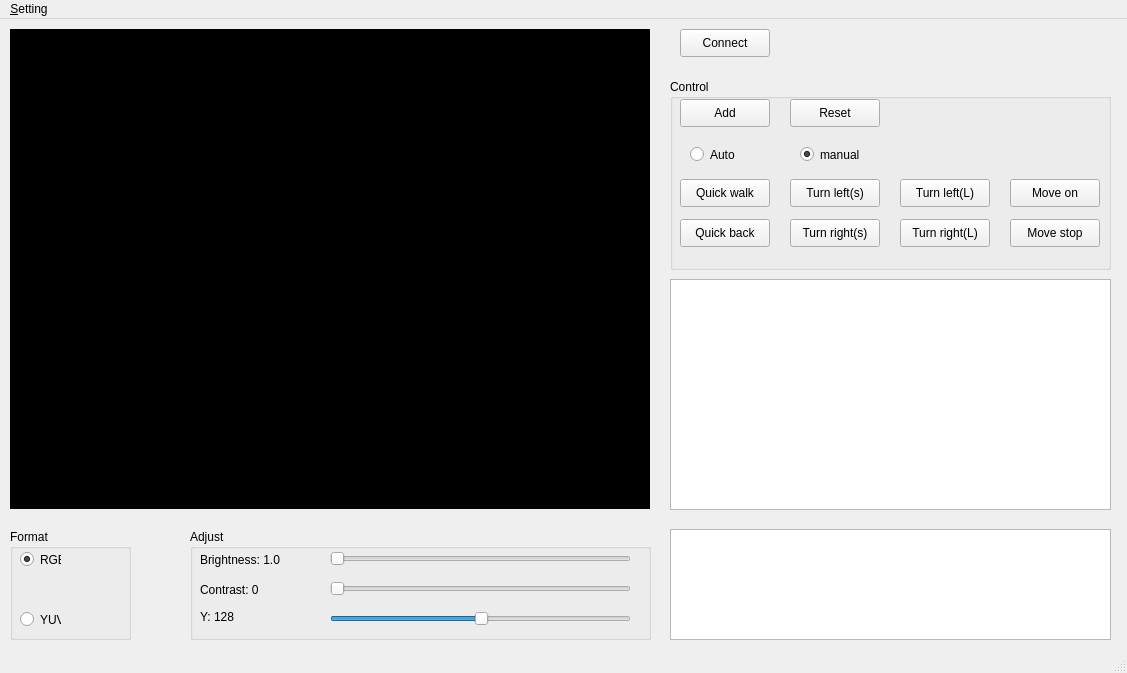
Qt form QT-ColorSegmentation/VideoArea.ui (LejuRobotics/Aelos-Vision-Demo) before a commit.
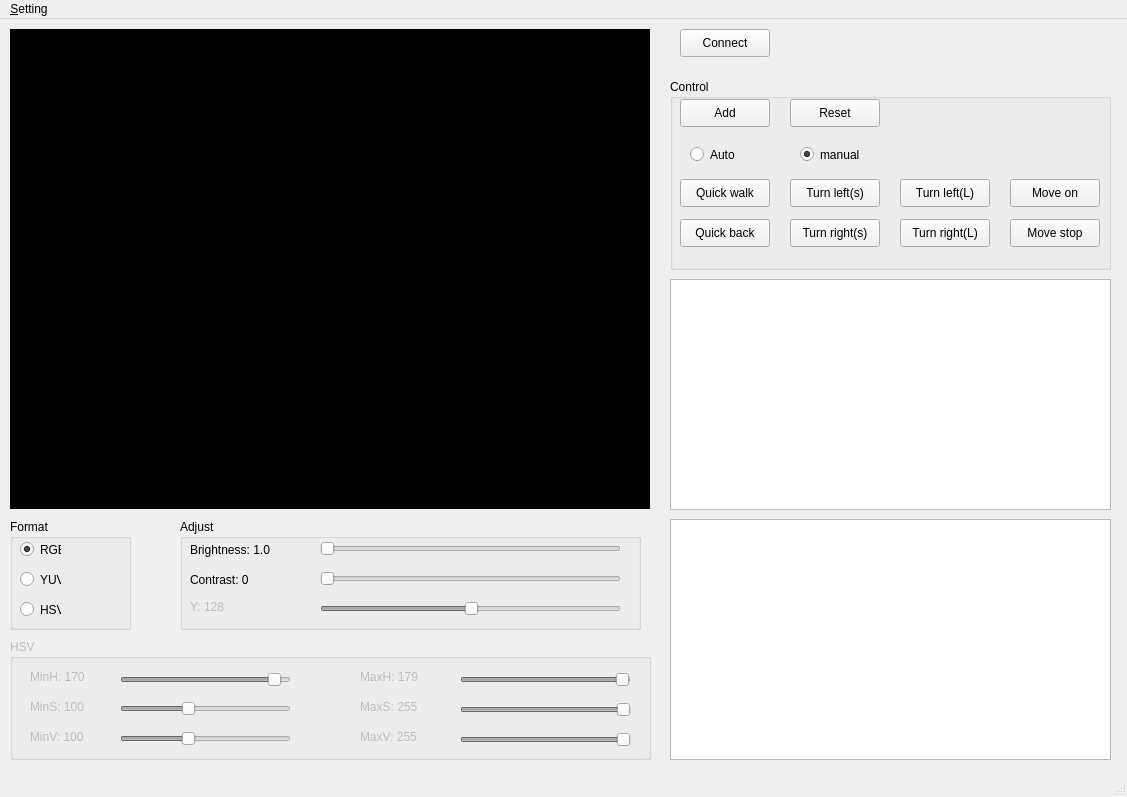
The same form after that commit. Custom widgets are drawn as their Qt base class.

What changed in the file:
```diff
--- a/QT-ColorSegmentation/VideoArea.ui
+++ b/QT-ColorSegmentation/VideoArea.ui
@@ -7,13 +7,13 @@
     <x>0</x>
     <y>0</y>
     <width>1127</width>
-    <height>673</height>
+    <height>797</height>
    </rect>
   </property>
   <property name="minimumSize">
    <size>
     <width>1127</width>
-    <height>673</height>
+    <height>768</height>
    </size>
   </property>
   <property name="windowTitle">
@@ -57,8 +57,8 @@
    <widget class="QGroupBox" name="groupBox_2">
     <property name="geometry">
      <rect>
-      <x>190</x>
-      <y>510</y>
+      <x>180</x>
+      <y>500</y>
       <width>461</width>
       <height>111</height>
      </rect>
@@ -102,6 +102,9 @@
      </property>
     </widget>
     <widget class="QSlider" name="colorY_slider">
+     <property name="enabled">
+      <bool>false</bool>
+     </property>
      <property name="geometry">
       <rect>
        <x>140</x>
@@ -121,6 +124,9 @@
      </property>
     </widget>
     <widget class="QLabel" name="colorY_label">
+     <property name="enabled">
+      <bool>false</bool>
+     </property>
      <property name="geometry">
       <rect>
        <x>10</x>
@@ -164,7 +170,7 @@
     <property name="geometry">
      <rect>
       <x>10</x>
-      <y>510</y>
+      <y>500</y>
       <width>121</width>
       <height>111</height>
      </rect>
@@ -192,7 +198,7 @@
      <property name="geometry">
       <rect>
        <x>10</x>
-       <y>80</y>
+       <y>50</y>
        <width>41</width>
        <height>21</height>
       </rect>
@@ -201,6 +207,19 @@
       <string>YUV</string>
      </property>
     </widget>
+    <widget class="QRadioButton" name="hsv_radio">
+     <property name="geometry">
+      <rect>
+       <x>10</x>
+       <y>80</y>
+       <width>41</width>
+       <height>21</height>
+      </rect>
+     </property>
+     <property name="text">
+      <string>HSV</string>
+     </property>
+    </widget>
    </widget>
    <widget class="QPushButton" name="connect_btn">
     <property name="geometry">
@@ -397,9 +416,9 @@
     <property name="geometry">
      <rect>
       <x>670</x>
-      <y>510</y>
+      <y>500</y>
       <width>441</width>
-      <height>111</height>
+      <height>241</height>
      </rect>
     </property>
    </widget>
@@ -413,6 +432,214 @@
      </rect>
     </property>
    </widget>
+   <widget class="QGroupBox" name="hsvGroupBox">
+    <property name="enabled">
+     <bool>false</bool>
+    </property>
+    <property name="geometry">
+     <rect>
+      <x>10</x>
+      <y>620</y>
+      <width>641</width>
+      <height>121</height>
+     </rect>
+    </property>
+    <property name="title">
+     <string>HSV</string>
+    </property>
+    <widget class="QLabel" name="colorMinH_label">
+     <property name="geometry">
+      <rect>
+       <x>20</x>
+       <y>30</y>
+       <width>61</width>
+       <height>16</height>
+      </rect>
+     </property>
+     <property name="text">
+      <string>MinH: 170</string>
+     </property>
+    </widget>
+    <widget class="QSlider" name="colorMinH_slider">
+     <property name="geometry">
+      <rect>
+       <x>110</x>
+       <y>30</y>
+       <width>171</width>
+       <height>21</height>
+      </rect>
+     </property>
+     <property name="maximum">
+      <number>180</number>
+     </property>
+     <property name="value">
+      <number>170</number>
+     </property>
+     <property name="orientation">
+      <enum>Qt::Horizontal</enum>
+     </property>
+    </widget>
+    <widget class="QLabel" name="colorMinS_label">
+     <property name="geometry">
+      <rect>
+       <x>20</x>
+       <y>60</y>
+       <width>61</width>
+       <height>16</height>
+      </rect>
+     </property>
+     <property name="text">
+      <string>MinS: 100</string>
+     </property>
+    </widget>
+    <widget class="QSlider" name="colorMinS_slider">
+     <property name="geometry">
+      <rect>
+       <x>110</x>
+       <y>60</y>
+       <width>171</width>
+       <height>19</height>
+      </rect>
+     </property>
+     <property name="maximum">
+      <number>255</number>
+     </property>
+     <property name="value">
+      <number>100</number>
+     </property>
+     <property name="orientation">
+      <enum>Qt::Horizontal</enum>
+     </property>
+    </widget>
+    <widget class="QSlider" name="colorMinV_slider">
+     <property name="geometry">
+      <rect>
+       <x>110</x>
+       <y>90</y>
+       <width>171</width>
+       <height>19</height>
+      </rect>
+     </property>
+     <property name="maximum">
+      <number>255</number>
+     </property>
+     <property name="value">
+      <number>100</number>
+     </property>
+     <property name="orientation">
+      <enum>Qt::Horizontal</enum>
+     </property>
+    </widget>
+    <widget class="QLabel" name="colorMinV_label">
+     <property name="geometry">
+      <rect>
+       <x>20</x>
+       <y>90</y>
+       <width>61</width>
+       <height>16</height>
+      </rect>
+     </property>
+     <property name="text">
+      <string>MinV: 100</string>
+     </property>
+    </widget>
+    <widget class="QLabel" name="colorMaxH_label">
+     <property name="geometry">
+      <rect>
+       <x>350</x>
+       <y>30</y>
+       <width>61</width>
+       <height>16</height>
+      </rect>
+     </property>
+     <property name="text">
+      <string>MaxH: 179</string>
+     </property>
+    </widget>
+    <widget class="QLabel" name="colorMaxS_label">
+     <property name="geometry">
+      <rect>
+       <x>350</x>
+       <y>60</y>
+       <width>61</width>
+       <height>16</height>
+      </rect>
+     </property>
+     <property name="text">
+      <string>MaxS: 255</string>
+     </property>
+    </widget>
+    <widget class="QLabel" name="colorMaxV_label">
+     <property name="geometry">
+      <rect>
+       <x>350</x>
+       <y>90</y>
+       <width>61</width>
+       <height>16</height>
+      </rect>
+     </property>
+     <property name="text">
+      <string>MaxV: 255</string>
+     </property>
+    </widget>
+    <widget class="QSlider" name="colorMaxH_slider">
+     <property name="geometry">
+      <rect>
+       <x>450</x>
+       <y>30</y>
+       <width>171</width>
+       <height>21</height>
+      </rect>
+     </property>
+     <property name="maximum">
+      <number>180</number>
+     </property>
+     <property name="value">
+      <number>179</number>
+     </property>
+     <property name="orientation">
+      <enum>Qt::Horizontal</enum>
+     </property>
+    </widget>
+    <widget class="QSlider" name="colorMaxV_slider">
+     <property name="geometry">
+      <rect>
+       <x>450</x>
+       <y>90</y>
+       <width>171</width>
+       <height>21</height>
+      </rect>
+     </property>
+     <property name="maximum">
+      <number>255</number>
+     </property>
+     <property name="value">
+      <number>255</number>
+     </property>
+     <property name="orientation">
+      <enum>Qt::Horizontal</enum>
+     </property>
+    </widget>
+    <widget class="QSlider" name="colorMaxS_slider">
+     <property name="geometry">
+      <rect>
+       <x>450</x>
+       <y>60</y>
+       <width>171</width>
+       <height>21</height>
+      </rect>
+     </property>
+     <property name="maximum">
+      <number>255</number>
+     </property>
+     <property name="value">
+      <number>255</number>
+     </property>
+     <property name="orientation">
+      <enum>Qt::Horizontal</enum>
+     </property>
+    </widget>
+   </widget>
   </widget>
   <widget class="QMenuBar" name="menubar">
    <property name="geometry">
```
Left out of the diff: 2 changed lines with no effect on the pictures.
